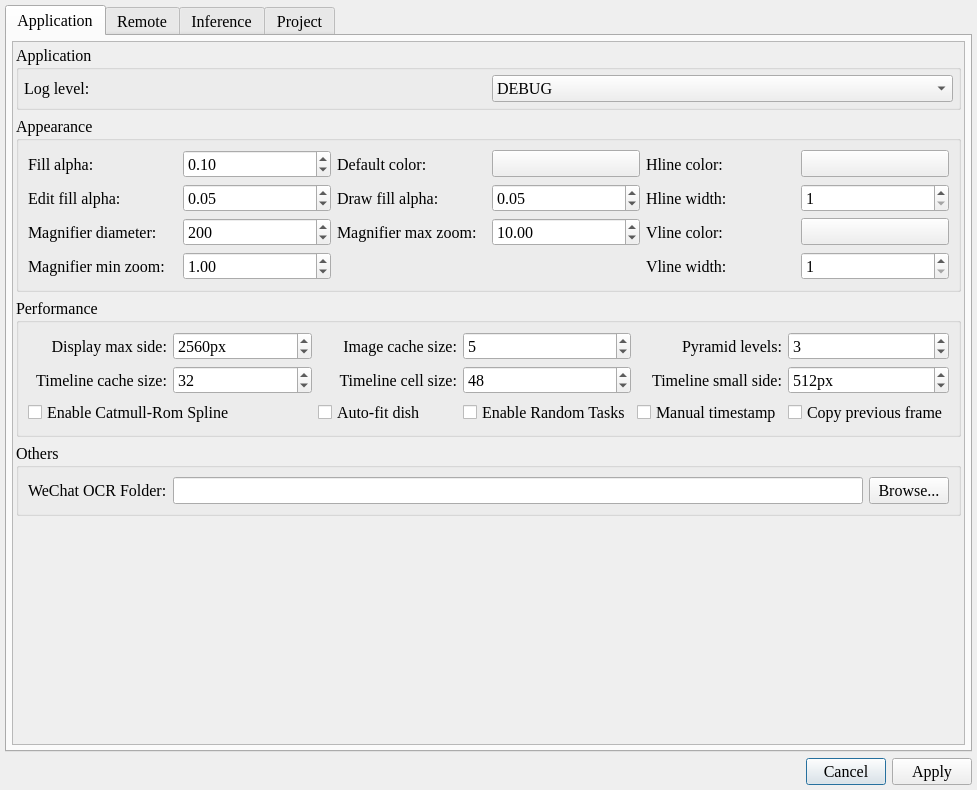
The window that resources/ui/dialog_settings.ui (ZhengGroupLZU/ZLabel) describes before a commit, drawn with Qt 5.
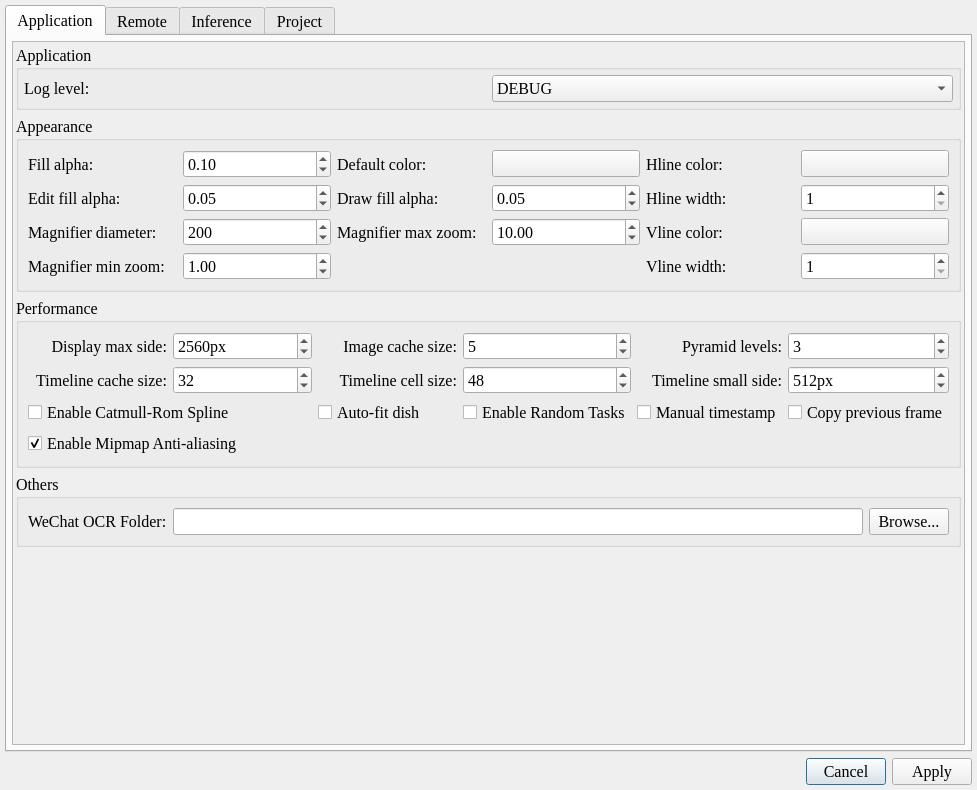
The same window after the commit. Icons and pictures are not drawn. Custom widgets are drawn as their Qt base class.

Commit message:
feat(settings): add mipmap anti-aliasing toggle
- Add Enable Mipmap Anti-aliasing checkbox in Application > Performance
- GLImageItem can enable/disable mipmap generation and filtering at runtime
- Persist setting in ZSettings and apply immediately to the canvas
- Regenerate dialog UI and translation sources

```diff
--- a/resources/ui/dialog_settings.ui
+++ b/resources/ui/dialog_settings.ui
@@ -473,6 +473,16 @@
                 </property>
                </widget>
               </item>
+              <item row="4" column="0" colspan="2">
+               <widget class="QCheckBox" name="ckbox_mipmap">
+                <property name="text">
+                 <string>Enable Mipmap Anti-aliasing</string>
+                </property>
+                <property name="checked">
+                 <bool>true</bool>
+                </property>
+               </widget>
+              </item>
              </layout>
             </widget>
            </item>
```
The commit also changes 12 other files.
